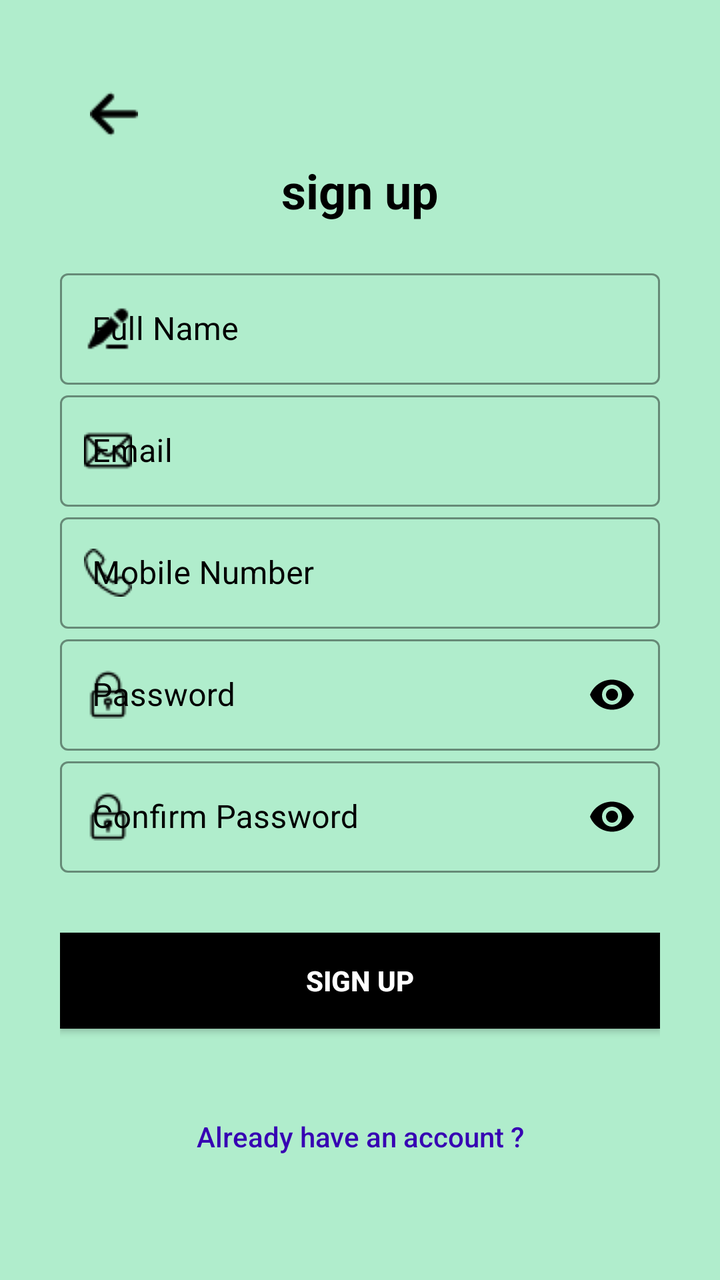
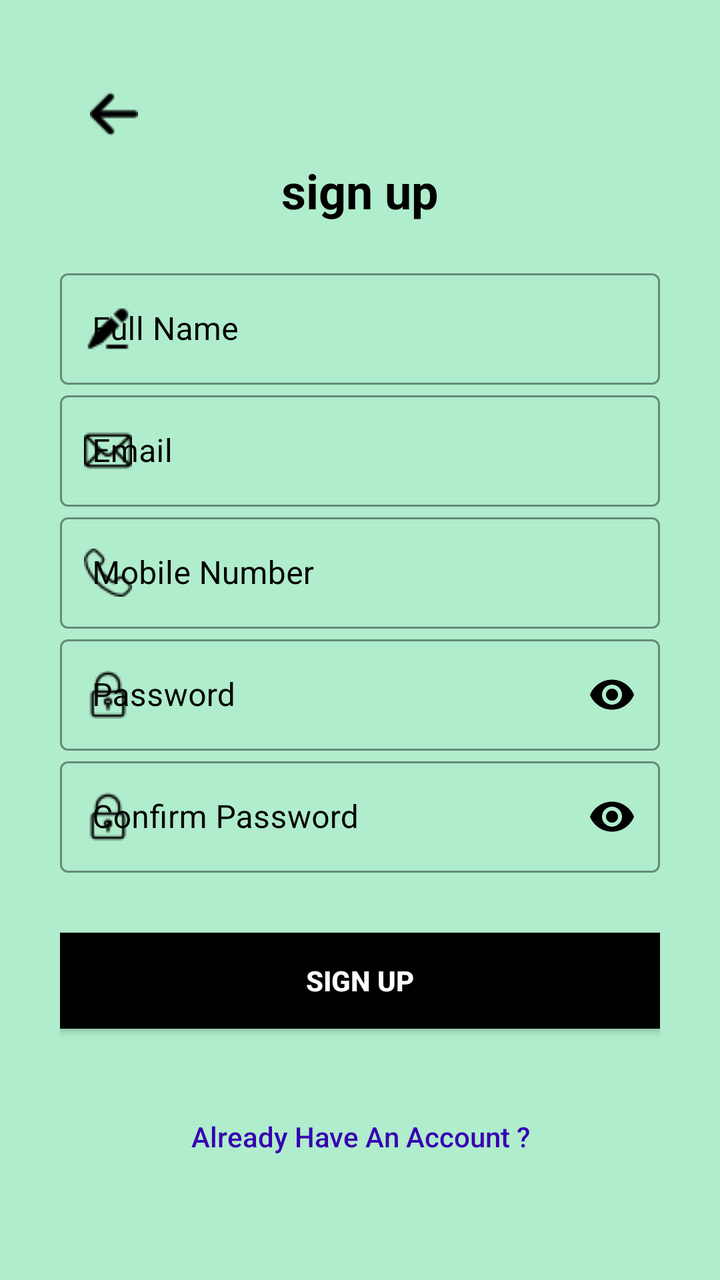

An Android layout rendered at two revisions. The XML below is the earlier revision; the diff shows what the commit changed to produce the second picture.
<!-- AndroidManifest.xml: application theme Theme.AgroMart -->
<!-- res/layout/activity_register.xml -->
<?xml version="1.0" encoding="utf-8"?>
<ScrollView xmlns:android="http://schemas.android.com/apk/res/android"
    xmlns:app="http://schemas.android.com/apk/res-auto"
    xmlns:tools="http://schemas.android.com/tools"
    android:id="@+id/linearLayout"
    android:layout_width="match_parent"
    android:layout_height="match_parent"
    android:background="@color/bg_color"
    android:orientation="vertical"
    android:padding="30dp"
    tools:context=".RegisterActivity"
    android:scrollbars="none">

    <LinearLayout
        android:layout_width="match_parent"
        android:layout_height="wrap_content"
        android:orientation="vertical">
        <com.google.android.material.appbar.AppBarLayout
            android:layout_width="match_parent"
            android:layout_height="wrap_content"
            android:padding="10dp"
            android:background="@color/bg_color"
            app:elevation="0dp">
            <ImageView
                android:id="@+id/register_back"
                android:layout_width="wrap_content"
                android:layout_height="wrap_content"
                android:padding="5dp"
                android:src="@drawable/back" />

            <LinearLayout
                android:layout_width="match_parent"
                android:layout_height="wrap_content"
                android:layout_marginTop="5dp"
                android:layout_gravity="center">
                <TextView
                    android:layout_width="match_parent"
                    android:layout_height="wrap_content"
                    android:text="@string/sign_up"
                    android:gravity="center"
                    android:textColor="@color/black"
                    android:textSize="24sp"
                    android:textStyle="bold"/>

            </LinearLayout>
        </com.google.android.material.appbar.AppBarLayout>

        <RelativeLayout
            android:layout_width="match_parent"
            android:layout_height="wrap_content"
            android:layout_marginTop="10dp">
            <com.google.android.material.textfield.TextInputLayout
                android:id="@+id/fullName"
                android:layout_width="match_parent"
                android:layout_height="wrap_content"
                android:hint="@string/full_name"
                app:startIconDrawable="@drawable/full_name"
                style="@style/Widget.MaterialComponents.TextInputLayout.OutlinedBox"
                app:startIconTint="@color/black"
                app:hintTextColor="@color/black"
                android:textColorHint="@color/black"
                app:endIconMode="clear_text"
                app:endIconTint="@color/black"
                app:boxStrokeWidthFocused="2dp"
                app:boxStrokeColor="@color/black"
                >
                <com.google.android.material.textfield.TextInputEditText
                    android:layout_width="match_parent"
                    android:layout_height="match_parent"
                    android:inputType="textPersonName"/>
            </com.google.android.material.textfield.TextInputLayout>
            <com.google.android.material.textfield.TextInputLayout
                android:id="@+id/email"
                android:layout_width="match_parent"
                android:layout_height="wrap_content"
                android:layout_below="@+id/fullName"
                android:hint="@string/email"
                app:startIconDrawable="@drawable/mail"
                style="@style/Widget.MaterialComponents.TextInputLayout.OutlinedBox"
                app:startIconTint="@color/black"
                app:hintTextColor="@color/black"
                android:textColorHint="@color/black"
                app:endIconMode="clear_text"
                app:endIconTint="@color/black"
                app:boxStrokeWidthFocused="2dp"
                app:boxStrokeColor="@color/black">

                <com.google.android.material.textfield.TextInputEditText
                    android:layout_width="match_parent"
                    android:layout_height="match_parent"
                    android:inputType="textEmailAddress" />
            </com.google.android.material.textfield.TextInputLayout>




            <com.google.android.material.textfield.TextInputLayout
                android:id="@+id/phoneNumber"
                android:layout_width="match_parent"
                android:layout_height="wrap_content"
                android:layout_below="@+id/email"
                android:hint="@string/mobile_number"
                app:startIconDrawable="@drawable/telephone"
                style="@style/Widget.MaterialComponents.TextInputLayout.OutlinedBox"
                app:startIconTint="@color/black"
                app:hintTextColor="@color/black"
                android:textColorHint="@color/black"
                app:endIconMode="clear_text"
                app:endIconTint="@color/black"
                app:boxStrokeWidthFocused="2dp"
                app:boxStrokeColor="@color/black"
                >
                <com.google.android.material.textfield.TextInputEditText
                    android:layout_width="match_parent"
                    android:layout_height="match_parent"
                    android:inputType="phone"/>
            </com.google.android.material.textfield.TextInputLayout>
            <com.google.android.material.textfield.TextInputLayout
                android:id="@+id/password"
                android:layout_width="match_parent"
                android:layout_height="wrap_content"
                android:hint="@string/password"
                app:startIconDrawable="@drawable/padlock"
                android:layout_below="@+id/phoneNumber"
                style="@style/Widget.MaterialComponents.TextInputLayout.OutlinedBox"
                app:startIconTint="@color/black"
                app:hintTextColor="@color/black"
                android:textColorHint="@color/black"
                app:boxStrokeWidthFocused="2dp"
                app:passwordToggleEnabled="true"
                app:passwordToggleTint="@color/black"
                app:boxStrokeColor="@color/black"
                >
                <com.google.android.material.textfield.TextInputEditText
                    android:layout_width="match_parent"
                    android:layout_height="match_parent"
                    android:inputType="textPassword"/>
            </com.google.android.material.textfield.TextInputLayout>
            <com.google.android.material.textfield.TextInputLayout
                android:id="@+id/confirmPassword"
                android:layout_width="match_parent"
                android:layout_height="wrap_content"
                android:hint="@string/confirm_password"
                android:layout_below="@+id/password"
                app:startIconDrawable="@drawable/padlock"
                style="@style/Widget.MaterialComponents.TextInputLayout.OutlinedBox"
                app:startIconTint="@color/black"
                app:hintTextColor="@color/black"
                android:textColorHint="@color/black"
                app:boxStrokeWidthFocused="2dp"
                app:passwordToggleEnabled="true"
                app:passwordToggleTint="@color/black"
                app:boxStrokeColor="@color/black"
                >
                <com.google.android.material.textfield.TextInputEditText
                    android:id="@+id/signUpType"
                    android:layout_width="match_parent"
                    android:layout_height="match_parent"
                    android:inputType="textPassword"/>
            </com.google.android.material.textfield.TextInputLayout>
            <RelativeLayout
                android:layout_width="wrap_content"
                android:layout_height="wrap_content"
                android:layout_centerInParent="true"
                android:padding="20dp">

                <ProgressBar
                    android:id="@+id/progressBar"
                    style="?android:attr/progressBarStyleLarge"
                    android:layout_width="35dp"
                    android:layout_height="35dp"
                    android:layout_centerInParent="true"
                    android:indeterminateTint="@color/default_color"
                    android:indeterminateDrawable="@drawable/custom_progress_bar"
                    android:background="@drawable/progress_bg"
                    android:padding="5dp"
                    android:visibility="invisible" />
            </RelativeLayout>

        </RelativeLayout>
        <androidx.appcompat.widget.AppCompatButton
            android:id="@+id/signUpButton"
            android:layout_width="match_parent"
            android:layout_height="wrap_content"
            android:layout_marginTop="30dp"
            android:background="@color/black"
            android:text="@string/register_button"
            android:textColor="@color/white"
            android:textStyle="bold"/>
        <androidx.appcompat.widget.AppCompatButton
            android:id="@+id/alreadyAccountButton"
            android:layout_width="match_parent"
            android:layout_height="wrap_content"
            android:layout_marginTop="30dp"
            android:background="#00000000"
            android:text="Already have an account ?"
            android:textColor="@color/purple_700"
            android:textAllCaps="false"/>


    </LinearLayout>


</ScrollView>
<!-- resources referenced by this layout -->
<resources>
  <color name="bg_color">#B0EDCC</color>
  <color name="black">#FF000000</color>
  <color name="default_color">#505a49</color>
  <color name="purple_700">#FF3700B3</color>
  <color name="white">#FFFFFFFF</color>
  <!-- drawable back: png bitmap (drawable-v24, 386 bytes) -->
  <!-- drawable custom_progress_bar (drawable) -->
  <?xml version="1.0" encoding="utf-8"?>
  
  <layer-list xmlns:android="http://schemas.android.com/apk/res/android">
      <item android:id="@android:id/background">
          <shape android:shape="ring">
              <size android:width="50dp" android:height="50dp" />
              <solid android:color="@color/progress_background" />
          </shape>
      </item>
      <item android:id="@android:id/secondaryProgress">
          <rotate
              android:fromDegrees="0"
              android:toDegrees="360"
              android:pivotX="50%"
              android:pivotY="50%">
              <shape android:shape="ring">
                  <size android:width="50dp" android:height="50dp" />
                  <gradient
                      android:startColor="@color/progress_start"
                      android:endColor="@color/progress_end"
                      android:angle="0" />
              </shape>
          </rotate>
      </item>
  </layer-list>
  <!-- drawable full_name: png bitmap (drawable-v24, 355 bytes) -->
  <!-- drawable mail: png bitmap (drawable-v24, 511 bytes) -->
  <!-- drawable padlock: png bitmap (drawable-v24, 499 bytes) -->
  <!-- drawable progress_bg (drawable) -->
  <?xml version="1.0" encoding="utf-8"?>
  
  <shape xmlns:android="http://schemas.android.com/apk/res/android"
      android:shape="oval">
      <size android:width="60dp" android:height="60dp" />
      <solid android:color="@color/progress_bg" />
  </shape>
  <!-- drawable telephone: png bitmap (drawable-v24, 584 bytes) -->
  <string name="confirm_password">Confirm Password</string>
  <string name="email">Email</string>
  <string name="full_name">Full Name</string>
  <string name="mobile_number">Mobile Number</string>
  <string name="password">Password</string>
  <string name="register_button">Sign up</string>
  <string name="sign_up">sign up</string>
  <style name="Theme.AgroMart" parent="Theme.MaterialComponents.DayNight.NoActionBar">
          
          <item name="colorPrimary">@color/bg_color</item>
          <item name="colorPrimaryVariant">@color/purple_700</item>
          <item name="colorOnPrimary">@color/white</item>
          
          <item name="colorSecondary">@color/teal_200</item>
          <item name="colorSecondaryVariant">@color/teal_700</item>
          <item name="colorOnSecondary">@color/black</item>
          
          <item name="android:statusBarColor">?attr/colorPrimaryVariant</item>
          
          <item name="android:popupMenuStyle">@color/white</item>
      </style>
  <color name="progress_background">#F3F3F3</color>
  <color name="progress_start">#B2FF22</color>
  <color name="progress_end">#FF0051</color>
  <color name="progress_bg">#FFFFFF</color>
  <color name="teal_200">#FF03DAC5</color>
  <color name="teal_700">#FF018786</color>
</resources>

<!-- the commit's change to res/layout/activity_register.xml (unified diff, before → after) -->
@@ -25,6 +25,7 @@
                 android:id="@+id/register_back"
                 android:layout_width="wrap_content"
                 android:layout_height="wrap_content"
+                android:contentDescription="@string/todo"
                 android:padding="5dp"
                 android:src="@drawable/back" />
 
@@ -193,7 +194,7 @@
             android:layout_height="wrap_content"
             android:layout_marginTop="30dp"
             android:background="#00000000"
-            android:text="Already have an account ?"
+            android:text="@string/alreadyHaveAnAccount"
             android:textColor="@color/purple_700"
             android:textAllCaps="false"/>
 
<!-- resource entries referenced after the edit -->
@@ -44,6 +44,7 @@
       <solid android:color="@color/progress_bg" />
   </shape>
   <!-- drawable telephone: png bitmap (drawable-v24, 584 bytes) -->
+  <string name="alreadyHaveAnAccount">Already Have An Account ?</string>
   <string name="confirm_password">Confirm Password</string>
   <string name="email">Email</string>
   <string name="full_name">Full Name</string>
@@ -51,6 +52,7 @@
   <string name="password">Password</string>
   <string name="register_button">Sign up</string>
   <string name="sign_up">sign up</string>
+  <string name="todo">TODO</string>
   <style name="Theme.AgroMart" parent="Theme.MaterialComponents.DayNight.NoActionBar">
           
           <item name="colorPrimary">@color/bg_color</item>
